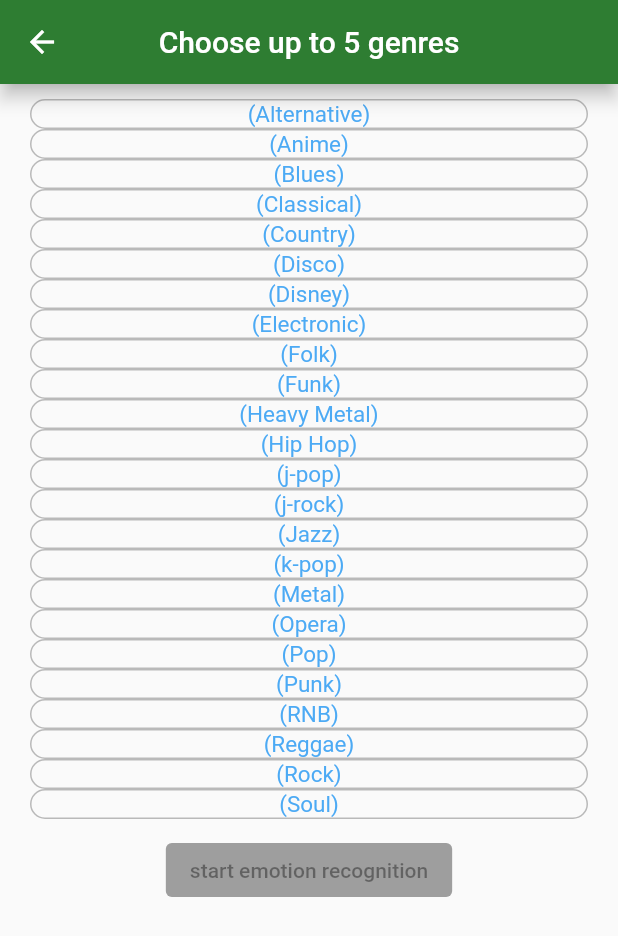
After one commit to ntina10/Soundays, a Flutter app: the ChooseGenres screen opened by its route, on a phone screen of 412 x 824 dp. The commit adds this screen. Shown: the top 936 px of the screen. Run offline on Flutter 3.47's test engine with Material 2 defaults, Android fonts, the phone set to English and light mode, and no system bars; our stand-ins replace camera.

Commit message:
first trial for genre selection

```diff
--- /dev/null
+++ b/lib/choose_genres.dart
@@ -0,0 +1,117 @@
+import 'package:flutter/material.dart';
+
+class ChooseGenres extends StatefulWidget {
+  const ChooseGenres({Key? key}) : super(key: key);
+
+  @override
+  _ChooseGenresState createState() => _ChooseGenresState();
+}
+
+class _ChooseGenresState extends State<ChooseGenres> {
+  var genres = [
+    {'alternative': 'Alternative'},
+    {'anime': 'Anime'},
+    {'blues': 'Blues'},
+    {'classical' : 'Classical'},
+    {'country': 'Country'},
+    {'disco': 'Disco'},
+    {'disney': 'Disney'},
+    {'electronic': 'Electronic'},
+    {'folk': 'Folk'},
+    {'funk': 'Funk'},
+    {'heavy-metal': 'Heavy Metal'},
+    {'hip-hop': 'Hip Hop'},
+    {'j-pop': 'j-pop'},
+    {'j-rock': 'j-rock'},
+    {'jazz': 'Jazz'},
+    {'k-pop': 'k-pop'},
+    {'metal': 'Metal'},
+    {'opera': 'Opera'},
+    {'pop': 'Pop'},
+    {'punk': 'Punk'},
+    {'r-n-b': 'RNB'},
+    {'reggae': 'Reggae'},
+    {'rock': 'Rock'},
+    {'soul': 'Soul'}
+  ];
+
+  List<bool> selected = [];
+  int counter = 0;
+
+  @override
+  void initState() {
+    super.initState();
+    for (int i = 0; i < genres.length; i++) {
+      selected.add(false);
+    }
+  }
+
+  @override
+  Widget build(BuildContext context) {
+    return Scaffold(
+      appBar: AppBar(
+        title: Text('Choose up to 5 genres'),
+        centerTitle: true,
+        backgroundColor: Colors.green[800],
+        elevation: 5.0,
+      ),
+      body: Column(
+        children: [
+          Container(
+            margin: EdgeInsets.symmetric(vertical: 10),
+            //color: Colors.red,
+            child: ListView.builder(
+                shrinkWrap: true,
+                scrollDirection: Axis.vertical,
+                itemCount: genres.length,
+                itemBuilder: (ctx, index) => InkWell(
+                  onTap: () {
+                      if (selected[index]) {
+                        setState(() {
+                          selected[index] = false;
+                          counter -= 1;
+                        });
+                      } else {
+                        if (counter < 5) {
+                          setState(() {
+                            selected[index] = true;
+                            counter += 1;
+                          });
+                        }
+                      }
+                  },
+                  child: Container(
+                    margin: EdgeInsets.symmetric(horizontal: 20),
+                    alignment: Alignment.center,
+                    decoration: BoxDecoration(
+                        color: selected[index] ? Colors.lightBlueAccent : Colors.transparent,
+                        border: Border.all(
+                            color: selected[index]
+                                ? Colors.transparent
+                                : Colors.black26),
+                        borderRadius: BorderRadius.circular(20.0)),
+                    child: Text(
+                      genres[index].values.toString(),
+                      style: TextStyle(
+                          color: selected[index]
+                              ? Colors.white
+                              : Colors.blue.withOpacity(0.8),
+                          fontSize: 15),
+                    ),
+                  ),
+                )
+            ),
+          ),
+          ElevatedButton(
+              style: (counter < 1) ? ButtonStyle(
+                backgroundColor: MaterialStateProperty.all(Colors.grey)
+              ) : null,
+              onPressed: (counter < 1) ? null : () async {
+                await Navigator.pushNamed(context, '/camera');
+              },
+              child: Text("start emotion recognition")),
+        ],
+      ),
+    );
+  }
+}
--- a/lib/main.dart
+++ b/lib/main.dart
@@ -3,6 +3,7 @@ import 'package:camera/camera.dart';
 import 'package:test_zero/mycamera.dart';
 import 'package:test_zero/rtcamera.dart';
 import 'package:test_zero/recoSong.dart';
+import 'package:test_zero/choose_genres.dart';
 
 List<CameraDescription> cameras = [];
 
@@ -19,7 +20,8 @@ Future<void> main() async {
     routes: {
       '/camera': (context) => MyCamera(),
       '/rtcamera': (context) => RtCamera(),
-      '/song': (context) => RecoSong(myemotion: 'Happy', mygenres: ['pop', 'rock'],),
+      '/song': (context) => RecoSong(myemotion: 'Sad', mygenres: ['pop', 'rock', 'alternative'],),
+      '/genres': (context) => ChooseGenres(),
     },
     title: 'Flutter Emotion Recognition',
     theme: ThemeData(
@@ -61,6 +63,11 @@ class MyApp extends StatelessWidget {
                     await Navigator.pushNamed(context, '/song');
                   },
                   child: Text("song recommender")),
+              ElevatedButton(
+                  onPressed: () async {
+                    await Navigator.pushNamed(context, '/genres');
+                  },
+                  child: Text("choose genres")),
             ],
           ),
         ),
--- a/lib/recoSong.dart
+++ b/lib/recoSong.dart
@@ -50,13 +50,21 @@ class _RecoSongState extends State<RecoSong> {
     var maxE = mapMax['energy'];
     var maxV = mapMax['valence'];
 
-    var pop = _mygenres[0];
+    String seed_generator(List<String> mylist) {
+      String result = mylist[0];
+      for (var i=1; i<mylist.length; i++) {
+        result = result + '%2C' + mylist[i];
+      }
+      return result;
+    }
+
+    var glist = seed_generator(_mygenres);
 
     var mytoken = await auth.getAuthToken();
     // print(mytoken);
 
     final response = await http
-        .get(Uri.parse('https://api.spotify.com/v1/recommendations?limit=15&market=GR&seed_genres=$pop&min_energy=$minE&max_energy=$maxE&min_valence=$minV&max_valence=$maxV'),
+        .get(Uri.parse('https://api.spotify.com/v1/recommendations?limit=15&market=GR&seed_genres=$glist&min_energy=$minE&max_energy=$maxE&min_valence=$minV&max_valence=$maxV'),
             headers: {
               "Accept": "application/json",
               "Content-Type": "application/json",
@@ -142,6 +150,9 @@ class _RecoSongState extends State<RecoSong> {
       print(track.name);
       print(" id: " + track.id);
     });
+    recommendation.seeds.forEach((seed) {
+      print(" id: " + seed.id);
+    });
 
   }
 
--- a/lib/request.dart
+++ b/lib/request.dart
@@ -12,8 +12,8 @@ Future<http.Response> getData(file, url) async {
 
   // var multipartFile = http.MultipartFile.fromBytes(
   //   'image',
-  //   (await rootBundle.load('lib/assets/test_face.jpg')).buffer.asUint8List(),
-  //   filename: 'test_face.jpg', // use the real name if available, or omit
+  //   (await rootBundle.load('lib/assets/my_test.jpg')).buffer.asUint8List(),
+  //   filename: 'my_test.jpg', // use the real name if available, or omit
   //   // contentType: MediaType('image', 'jpg'),
   // );
 
--- a/pubspec.yaml
+++ b/pubspec.yaml
@@ -35,8 +35,6 @@ dependencies:
   http: ^0.13.4
   image: ^3.2.0
   ffi: ^2.0.0
-
-  spotify: ^0.7.2
 
   # The following adds the Cupertino Icons font to your application.
   # Use with the CupertinoIcons class for iOS style icons.
```
Also changed, not shown: lib/assets/test_face.jpg (deleted), pubspec.lock.
